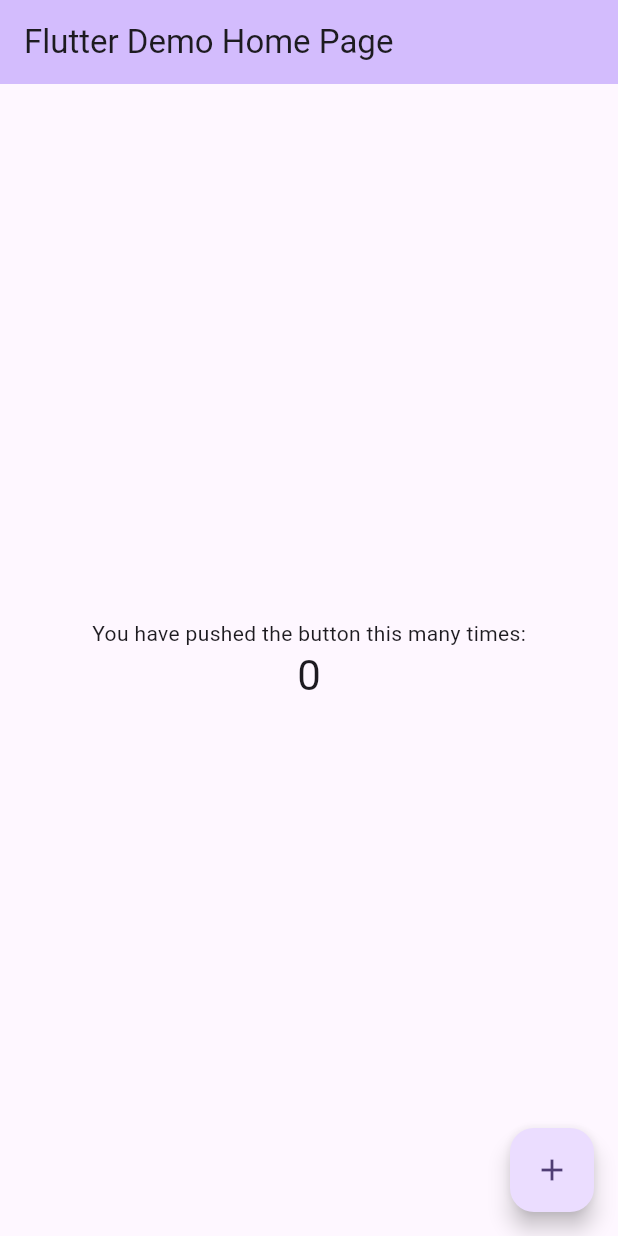
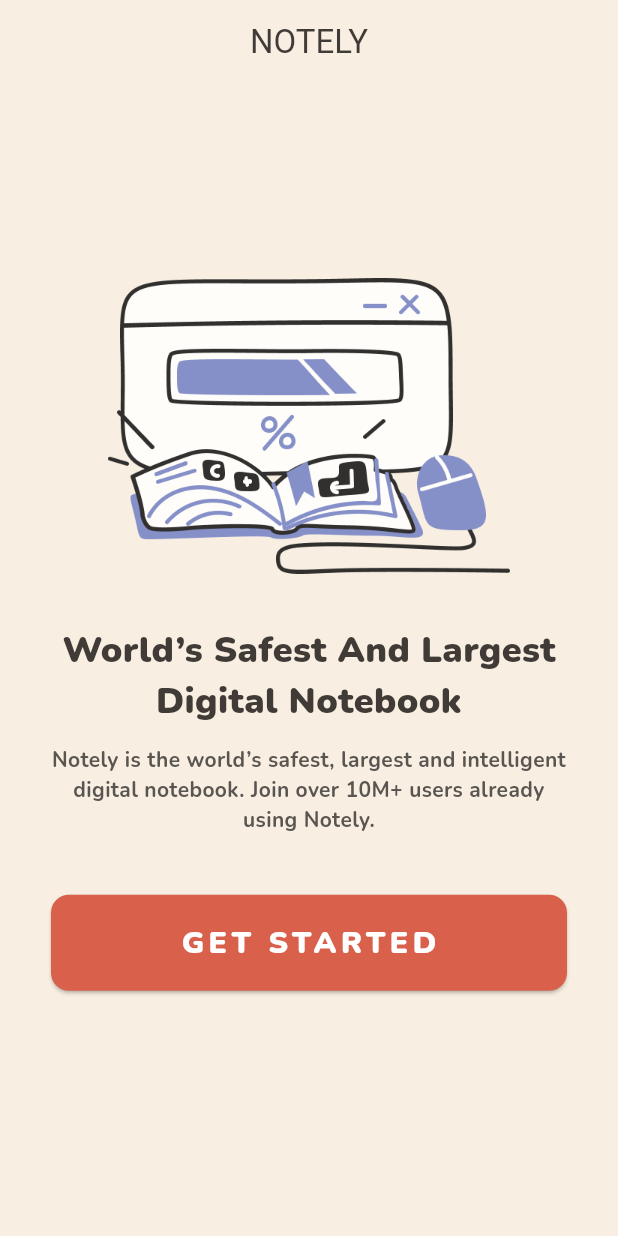
Before and after one commit to nrprosper/flutter_notebook, a Flutter app: the screen it shows after launch, on a phone screen of 412 x 824 dp. Run offline on Flutter 3.47's test engine with Material 3 defaults, Android fonts, the phone set to English and light mode, and no system bars; our stand-ins replace google_fonts.

Commit message:
ft: add onbording screen, all_notes_screen and colors

```diff
--- /dev/null
+++ b/lib/lib/colors.dart
@@ -0,0 +1,11 @@
+import 'dart:ui';
+
+class NColors {
+  NColors._();
+
+  static final Color bgColor = Color(0xFFF8EEE2);
+  static final Color primary = Color(0xFFD9614C);
+  static final Color textColor = Color(0xFF595550);
+  static final Color boldText = Color(0xFF403B36);
+
+}
--- a/lib/main.dart
+++ b/lib/main.dart
@@ -1,122 +1,52 @@
 import 'package:flutter/material.dart';
+import 'package:flutter_notebook/lib/colors.dart';
+import 'package:flutter_notebook/screens/on_boarding.dart';
+import 'package:google_fonts/google_fonts.dart';
 
 void main() {
-  runApp(const MyApp());
+  runApp(const Application());
 }
 
-class MyApp extends StatelessWidget {
-  const MyApp({super.key});
 
-  // This widget is the root of your application.
+class Application extends StatelessWidget {
+  const Application({super.key});
+
   @override
   Widget build(BuildContext context) {
     return MaterialApp(
-      title: 'Flutter Demo',
+      title: 'Flutter Notebook Application',
       theme: ThemeData(
-        // This is the theme of your application.
-        //
-        // TRY THIS: Try running your application with "flutter run". You'll see
-        // the application has a purple toolbar. Then, without quitting the app,
-        // try changing the seedColor in the colorScheme below to Colors.green
-        // and then invoke "hot reload" (save your changes or press the "hot
-        // reload" button in a Flutter-supported IDE, or press "r" if you used
-        // the command line to start the app).
-        //
-        // Notice that the counter didn't reset back to zero; the application
-        // state is not lost during the reload. To reset the state, use hot
-        // restart instead.
-        //
-        // This works for code too, not just values: Most code changes can be
-        // tested with just a hot reload.
-        colorScheme: ColorScheme.fromSeed(seedColor: Colors.deepPurple),
+        textTheme: GoogleFonts.nunitoTextTheme(
+            ThemeData.light().textTheme,
+        ).apply(
+          bodyColor: NColors.textColor,
+          displayColor: NColors.textColor,
+        ),
+        scaffoldBackgroundColor: NColors.bgColor,
+        elevatedButtonTheme: ElevatedButtonThemeData(
+          style: ButtonStyle(
+            backgroundColor: WidgetStateProperty.all(NColors.primary),
+            shape: WidgetStateProperty.all<RoundedRectangleBorder>(
+              RoundedRectangleBorder(
+                borderRadius: BorderRadius.circular(12)
+              )
+            ),
+            textStyle: WidgetStateProperty.all<TextStyle>(
+              TextStyle(
+                color: Colors.white,
+                fontWeight: FontWeight.bold,
+                fontSize: 20.0,
+                fontFamily: GoogleFonts.nunito(
+                  fontWeight: FontWeight.bold
+                ).fontFamily
+              )
+            )
+          ),
+        )
       ),
-      home: const MyHomePage(title: 'Flutter Demo Home Page'),
+      debugShowCheckedModeBanner: false,
+      home: OnBoarding(),
     );
   }
+
 }
-
-class MyHomePage extends StatefulWidget {
-  const MyHomePage({super.key, required this.title});
-
-  // This widget is the home page of your application. It is stateful, meaning
-  // that it has a State object (defined below) that contains fields that affect
-  // how it looks.
-
-  // This class is the configuration for the state. It holds the values (in this
-  // case the title) provided by the parent (in this case the App widget) and
-  // used by the build method of the State. Fields in a Widget subclass are
-  // always marked "final".
-
-  final String title;
-
-  @override
-  State<MyHomePage> createState() => _MyHomePageState();
-}
-
-class _MyHomePageState extends State<MyHomePage> {
-  int _counter = 0;
-
-  void _incrementCounter() {
-    setState(() {
-      // This call to setState tells the Flutter framework that something has
-      // changed in this State, which causes it to rerun the build method below
-      // so that the display can reflect the updated values. If we changed
-      // _counter without calling setState(), then the build method would not be
-      // called again, and so nothing would appear to happen.
-      _counter++;
-    });
-  }
-
-  @override
-  Widget build(BuildContext context) {
-    // This method is rerun every time setState is called, for instance as done
-    // by the _incrementCounter method above.
-    //
-    // The Flutter framework has been optimized to make rerunning build methods
-    // fast, so that you can just rebuild anything that needs updating rather
-    // than having to individually change instances of widgets.
-    return Scaffold(
-      appBar: AppBar(
-        // TRY THIS: Try changing the color here to a specific color (to
-        // Colors.amber, perhaps?) and trigger a hot reload to see the AppBar
-        // change color while the other colors stay the same.
-        backgroundColor: Theme.of(context).colorScheme.inversePrimary,
-        // Here we take the value from the MyHomePage object that was created by
-        // the App.build method, and use it to set our appbar title.
-        title: Text(widget.title),
-      ),
-      body: Center(
-        // Center is a layout widget. It takes a single child and positions it
-        // in the middle of the parent.
-        child: Column(
-          // Column is also a layout widget. It takes a list of children and
-          // arranges them vertically. By default, it sizes itself to fit its
-          // children horizontally, and tries to be as tall as its parent.
-          //
-          // Column has various properties to control how it sizes itself and
-          // how it positions its children. Here we use mainAxisAlignment to
-          // center the children vertically; the main axis here is the vertical
-          // axis because Columns are vertical (the cross axis would be
-          // horizontal).
-          //
-          // TRY THIS: Invoke "debug painting" (choose the "Toggle Debug Paint"
-          // action in the IDE, or press "p" in the console), to see the
-          // wireframe for each widget.
-          mainAxisAlignment: MainAxisAlignment.center,
-          children: <Widget>[
-            const Text('You have pushed the button this many times:'),
-            Text(
-              '$_counter',
-              style: Theme.of(context).textTheme.headlineMedium,
-            ),
-          ],
-        ),
-      ),
-      floatingActionButton: FloatingActionButton(
-        onPressed: _incrementCounter,
-        tooltip: 'Increment',
-        child: const Icon(Icons.add),
-      ), // This trailing comma makes auto-formatting nicer for build methods.
-    );
-  }
-}
--- /dev/null
+++ b/lib/screens/on_boarding.dart
@@ -0,0 +1,84 @@
+import 'package:flutter/material.dart';
+import 'package:flutter_notebook/lib/colors.dart';
+import 'package:flutter_notebook/screens/all_notes_screen.dart';
+import 'package:google_fonts/google_fonts.dart';
+
+class OnBoarding extends StatelessWidget {
+  const OnBoarding({super.key});
+
+  @override
+  Widget build(BuildContext context) {
+    return Scaffold(
+      appBar: AppBar(
+        title: Text(
+          'NOTELY',
+          style: GoogleFonts.titanOne(
+            textStyle: TextStyle(color: NColors.boldText)
+          ),
+        ),
+        backgroundColor: Colors.transparent,
+        centerTitle: true,
+        elevation: 0,
+      ),
+      body: Center(
+        child: Column(
+          mainAxisAlignment: MainAxisAlignment.center,
+          crossAxisAlignment: CrossAxisAlignment.center,
+          children: [
+            const SizedBox(
+              height: 197,
+              width: 268,
+              child: Image(image: AssetImage('assets/onboarding.png')),
+            ),
+            Padding(
+              padding: EdgeInsets.symmetric(vertical: 34, horizontal: 34),
+              child: Column(
+                spacing: 12,
+                children: [
+                  Text(
+                    "World’s Safest And Largest Digital Notebook",
+                    textAlign: TextAlign.center,
+                    style: TextStyle(
+                        fontWeight: FontWeight.w900,
+                        color: NColors.boldText,
+                        fontSize: 24
+                    ),
+                  ),
+                  Text(
+                    "Notely is the world’s safest, largest and intelligent digital notebook. Join over 10M+ users already using Notely.",
+                    textAlign: TextAlign.center,
+                    style: TextStyle(
+                      fontWeight: FontWeight.bold
+                    ),
+                  ),
+                  const SizedBox(height: 16),
+                  SizedBox(
+                    width: double.infinity,
+                    height: 64,
+                    child: ElevatedButton(
+                        onPressed: () {
+                          Navigator.pushReplacement(
+                              context,
+                              MaterialPageRoute(builder: (context) => AllNotesScreen())
+                          );
+                        },
+                        child: Text(
+                          "GET STARTED",
+                          style: TextStyle(
+                            color: Colors.white,
+                            fontWeight: FontWeight.w900,
+                            fontSize: 20,
+                            letterSpacing: 3
+                          ),
+                        )
+                    ),
+                  )
+                ],
+              ),
+            )
+          ],
+        ),
+      ),
+    );
+  }
+}
```
Also changed, not shown: lib/screens/all_notes_screen.dart (added, +93 -0 lines).
